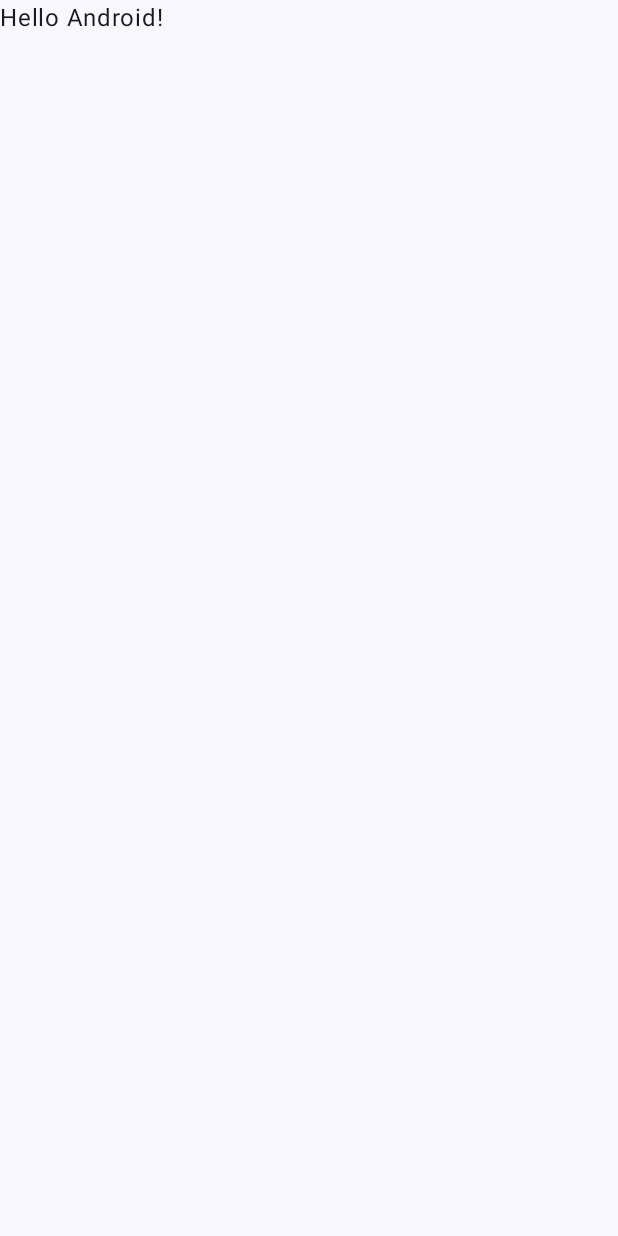
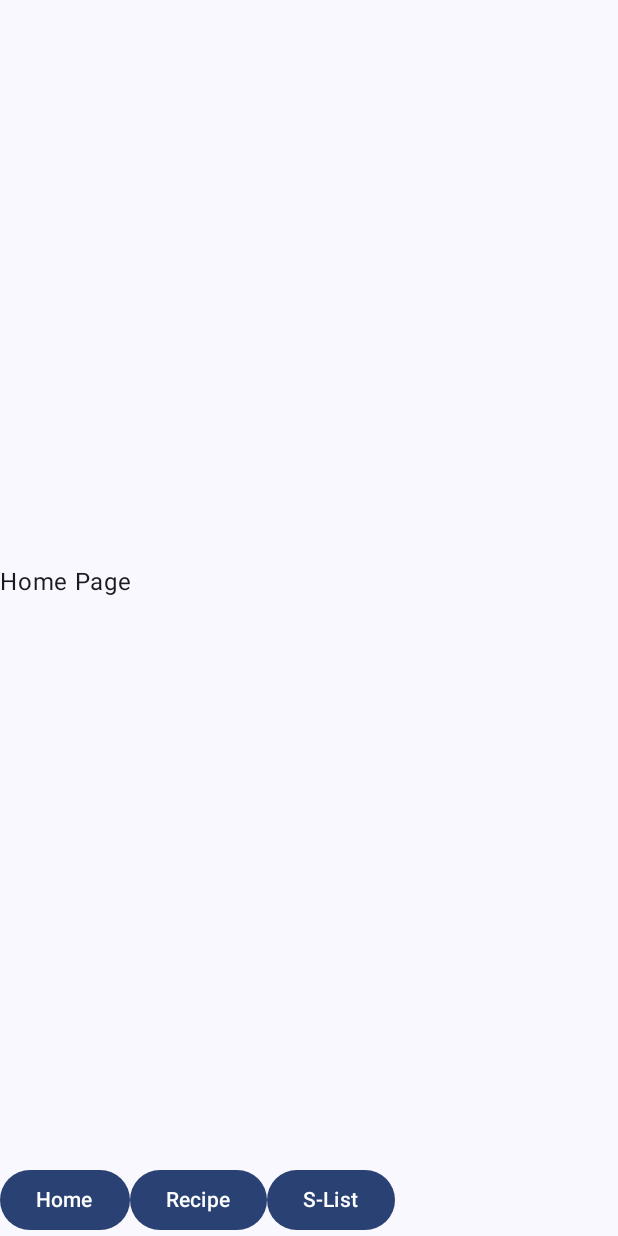
Before and after one commit to AdhDyslexie/meal-prep, an Android app built with Jetpack Compose: the screen it shows after launch (MainActivity), on a phone screen of 412 x 824 dp. Before the commit the screen is almost empty. Run offline under Robolectric (Android 15) with nearby library versions, the phone set to English and light mode, and no system bars.

Commit message:
Scaffolding out the UI

```diff
--- a/app/src/main/java/com/example/meal_planner/MainActivity.kt
+++ b/app/src/main/java/com/example/meal_planner/MainActivity.kt
@@ -1,16 +1,27 @@
 package com.example.meal_planner
 
 import android.os.Bundle
+import android.util.Log
 import androidx.activity.ComponentActivity
 import androidx.activity.compose.setContent
 import androidx.activity.enableEdgeToEdge
+import androidx.compose.foundation.clickable
+import androidx.compose.foundation.layout.Column
+import androidx.compose.foundation.layout.Row
 import androidx.compose.foundation.layout.fillMaxSize
+import androidx.compose.foundation.layout.fillMaxWidth
 import androidx.compose.foundation.layout.padding
+import androidx.compose.foundation.pager.HorizontalPager
+import androidx.compose.foundation.pager.PagerState
+import androidx.compose.foundation.pager.rememberPagerState
+import androidx.compose.material3.Button
 import androidx.compose.material3.Scaffold
 import androidx.compose.material3.Text
 import androidx.compose.runtime.Composable
+import androidx.compose.runtime.rememberCoroutineScope
 import androidx.compose.ui.Modifier
 import androidx.compose.ui.tooling.preview.Preview
+import androidx.compose.ui.unit.dp
 import com.example.meal_planner.ui.theme.MealplannerTheme
 
 class MainActivity : ComponentActivity() {
@@ -19,9 +30,8 @@ class MainActivity : ComponentActivity() {
         enableEdgeToEdge()
         setContent {
             MealplannerTheme {
-                Scaffold(modifier = Modifier.fillMaxSize()) { innerPadding ->
-                    Greeting(
-                        name = "Android",
+                Scaffold(modifier = Modifier.fillMaxSize(), bottomBar = { BottomNavBar() }) { innerPadding ->
+                    Pager(
                         modifier = Modifier.padding(innerPadding)
                     )
                 }
@@ -30,18 +40,61 @@ class MainActivity : ComponentActivity() {
     }
 }
 
+@Preview(showBackground = true, showSystemUi = true)
 @Composable
-fun Greeting(name: String, modifier: Modifier = Modifier) {
-    Text(
-        text = "Hello $name!",
-        modifier = modifier
-    )
+fun Pager(modifier: Modifier = Modifier) {
+    val pagerState = rememberPagerState(pageCount = { 3 }, initialPage = 0)
+//    coroutineScope = rememberCoroutineScope()
+
+//    var canNavigate by remember { mutableStateOf(false) }
+
+    // Disable navigation when on gallary page
+//    LaunchedEffect(pagerState.currentPage) {
+//        if (pagerState.currentPage == 0) {
+//            canNavigate = false
+//        }
+//    }
+
+    // Horizontal pager with 2 pages (Gallary view & full (single) image view)
+    HorizontalPager(
+        state = pagerState,
+        modifier = Modifier.fillMaxSize(),
+        userScrollEnabled = true
+    ) { page ->
+        when (page) {
+            0 -> HomePage(modifier)
+            1 -> RecipePage(modifier)
+            2 -> ShoppingListPage(modifier)
+        }
+    }
 }
 
-@Preview(showBackground = true)
 @Composable
-fun GreetingPreview() {
-    MealplannerTheme {
-        Greeting("Android")
+fun BottomNavBar() {
+    Row(modifier = Modifier.fillMaxWidth()) {
+        Button(onClick = { Log.i("Navbar", "Home") }) { Text("Home") }
+        Button(onClick = { Log.i("Navbar", "Recipe") }) { Text("Recipe") }
+        Button(onClick = { Log.i("Navbar", "S-List") }) { Text("S-List") }
     }
 }
+
+@Composable
+fun HomePage(modifier: Modifier) {
+    Column(modifier = modifier) {
+        Text(text = "Home Page")
+    }
+}
+
+@Composable
+fun RecipePage(modifier: Modifier) {
+    Column(modifier = modifier) {
+        Text(text = "Recipe Page")
+    }
+}
+
+@Composable
+fun ShoppingListPage(modifier: Modifier) {
+    Column(modifier = modifier) {
+        Text(text = "Shopping List Page")
+    }
+}
```
